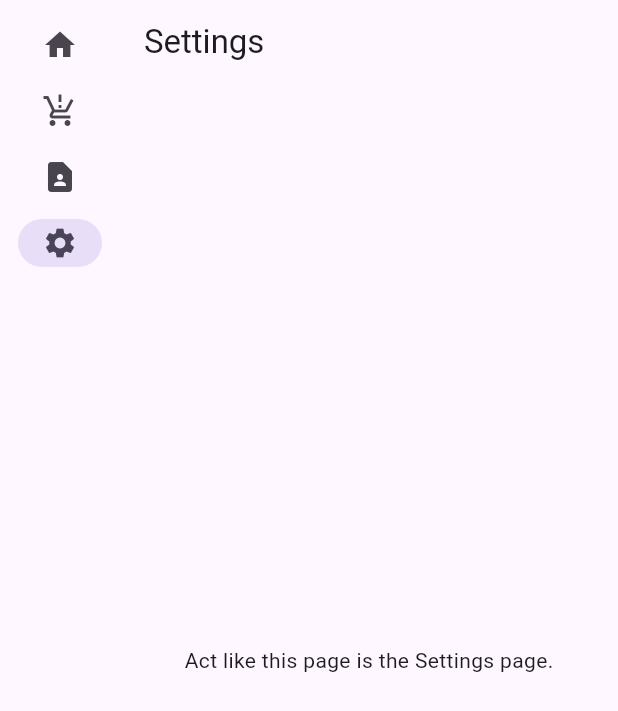
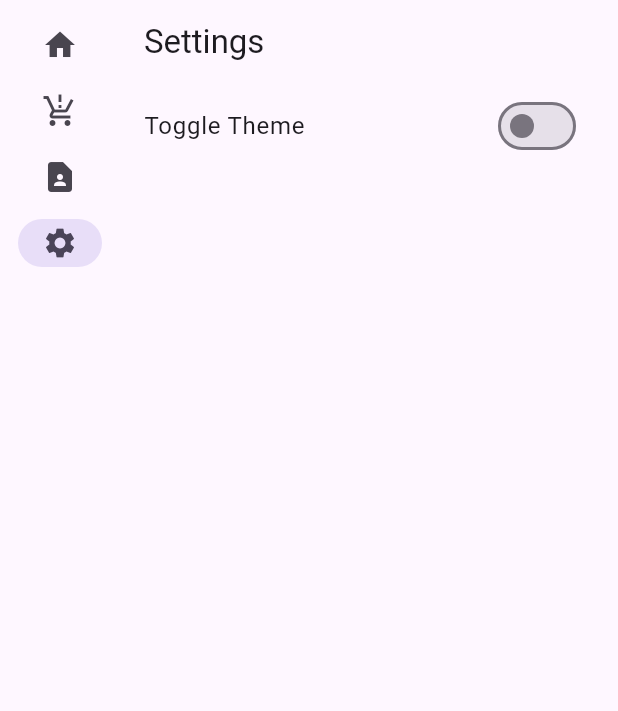
Before and after one commit to maikdejong/Examen_madkd, a Flutter app: the screen it shows after launch, after a tap on "Products", after a tap on "Contact", after a tap on "Settings", on a phone screen of 412 x 824 dp. Shown: the top 711 px of the screen. Run offline on Flutter 3.47's test engine with Material 2 defaults, Android fonts, the phone set to English and light mode, and no system bars.

Commit message:
SettingsWidget met theme toggle functionaliteit

```diff
--- a/lib/main.dart
+++ b/lib/main.dart
@@ -4,14 +4,20 @@ void main() {
   runApp(const ProductsApp());
 }
 
+bool _isSwitched = false;
+
 class ProductsApp extends StatefulWidget {
   const ProductsApp({super.key});
 
   @override
-  State<ProductsApp> createState() => _ProductsAppState();
+  State<ProductsApp> createState() => ProductsAppState();
+
+  static ProductsAppState of (BuildContext context) =>
+    context.findAncestorStateOfType<ProductsAppState>()!;
 }
 
-class _ProductsAppState extends State<ProductsApp> {
+class ProductsAppState extends State<ProductsApp> {
+  ThemeMode _themeMode = ThemeMode.system;
 
   @override
   Widget build(BuildContext context) {
@@ -20,8 +26,18 @@ class _ProductsAppState extends State<ProductsApp> {
       theme: ThemeData(
         useMaterial3: true,
       ),
+      darkTheme: ThemeData.dark(
+        useMaterial3: true
+      ),
+      themeMode: _themeMode,
       home: NavigationWidget(),
     );
+  }
+
+  void changeTheme(ThemeMode themeMode) {
+    setState(() {
+      _themeMode = themeMode;
+    });
   }
 }
 
@@ -29,7 +45,6 @@ class NavigationWidget extends StatefulWidget {
   @override
   State<NavigationWidget> createState() => _NavigationWidgetState();
 }
-
 class _NavigationWidgetState extends State<NavigationWidget> {
   var selectedIndex = 0;
 
@@ -137,17 +152,36 @@ class ContactWidget extends StatelessWidget {
   }
 }
 
-class SettingsWidget extends StatelessWidget {
+class SettingsWidget extends StatefulWidget {
   const SettingsWidget({super.key});
 
+  @override
+  State<SettingsWidget> createState() => _SettingsWidgetState();
+}
+
+class _SettingsWidgetState extends State<SettingsWidget> {
   @override
   Widget build(BuildContext context) {
     return Scaffold(
       appBar: AppBar(
         title: Text('Settings'),
       ),
-      body: const Center(
-          child: Text('Act like this page is the Settings page.')),
+      body: Column(
+        children: [
+          ListTile(
+            title: Text('Toggle Theme'),
+            trailing: Switch(
+              value: _isSwitched,
+              onChanged: (value) {
+                setState(() {
+                  _isSwitched = value;
+                });
+                _isSwitched ? ProductsApp.of(context).changeTheme(ThemeMode.light) : ProductsApp.of(context).changeTheme(ThemeMode.dark);
+              },
+            ),
+          ),
+        ],
+      ),
     );
   }
 }
```
